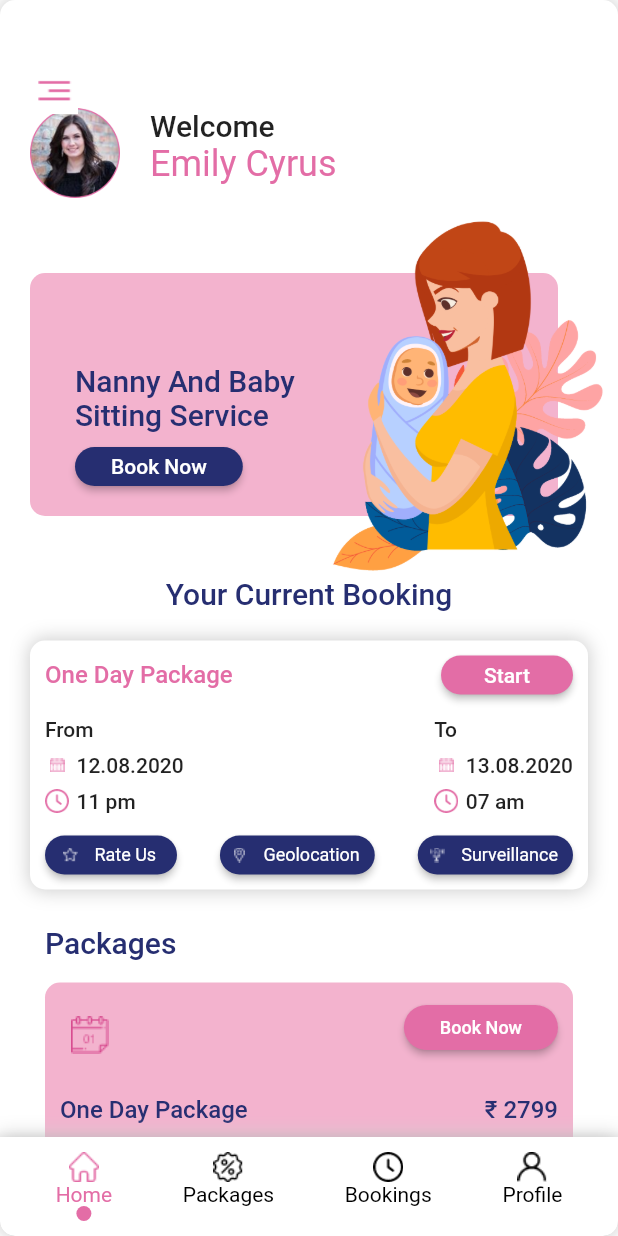
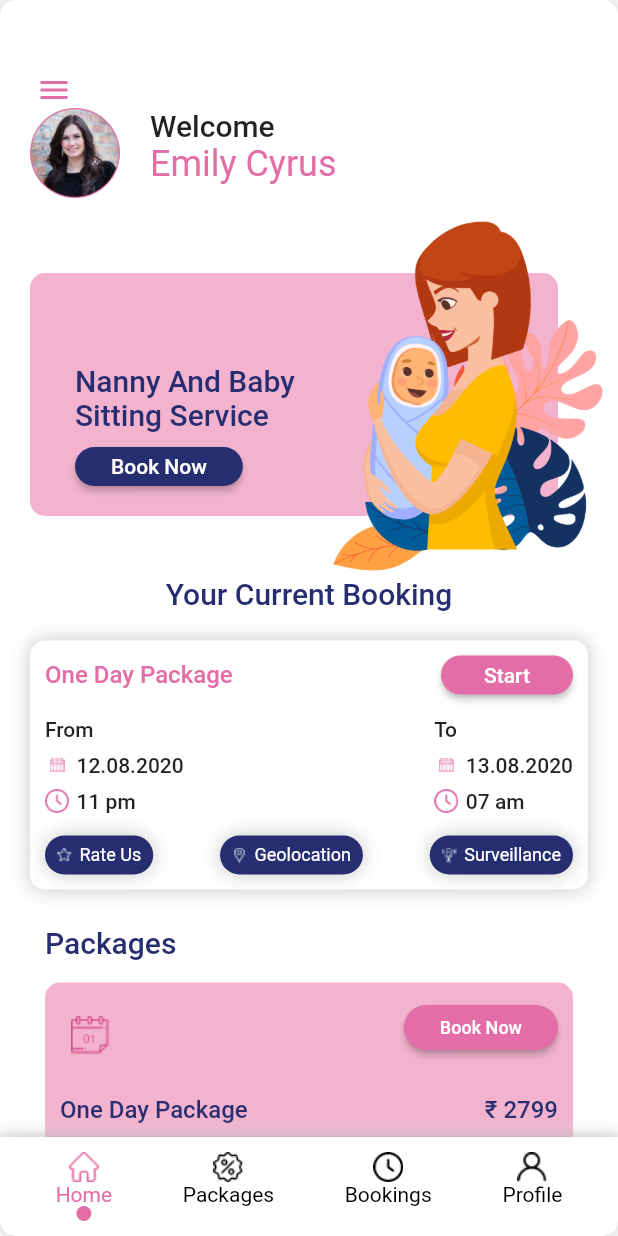
Before and after one commit to amitjangid80/child_care_cart_geek, a Flutter app: the HomeScreen screen opened by its route, on a phone screen of 412 x 824 dp. Run offline on Flutter 3.47's test engine with Material 2 defaults, Android fonts, the phone set to English and light mode, and no system bars.

Commit message:
1. Changes in Code and UI.

```diff
--- a/lib/screens/home_screen.dart
+++ b/lib/screens/home_screen.dart
@@ -2,7 +2,6 @@
 
 import 'package:flutter/material.dart';
 import 'package:ui_sample/app_theme.dart';
-import 'package:ui_sample/utils/constants.dart';
 import 'package:ui_sample/widgets/all_packges.dart';
 import 'package:ui_sample/widgets/bottom_navigation_bar.dart';
 import 'package:ui_sample/widgets/drawer_data.dart';
@@ -31,12 +30,12 @@ class _HomeScreenState extends State<HomeScreen> with SingleTickerProviderStateM
 
   @override
   Widget build(BuildContext context) {
-    final rightSlide = MediaQuery.of(context).size.width * 0.6;
+    final _rightSlide = MediaQuery.of(context).size.width * 0.6;
 
     return AnimatedBuilder(
       animation: _animationController,
       builder: (context, child) {
-        double _slide = rightSlide * _animationController.value;
+        double _slide = _rightSlide * _animationController.value;
         double _scale = 1 - (_animationController.value * 0.3);
 
         return Stack(
@@ -59,15 +58,18 @@ class _HomeScreenState extends State<HomeScreen> with SingleTickerProviderStateM
                     appBar: PreferredSize(
                       preferredSize: Size.fromHeight(72),
                       child: Container(
-                        padding: EdgeInsets.only(top: 36, left: 12, right: 12, bottom: 12),
+                        padding: EdgeInsets.only(top: 36, left: 12, right: 12, bottom: 0),
                         child: Column(
                           mainAxisAlignment: MainAxisAlignment.start,
                           crossAxisAlignment: CrossAxisAlignment.start,
                           children: [
                             IconButton(
                               onPressed: () => _toggleAnimation(),
-                              icon: Image(image: AssetImage(kHamBurgerIcon)),
-                              // icon: AnimatedIcon(icon: AnimatedIcons.menu_close, progress: _animationController),
+                              icon: AnimatedIcon(
+                                color: kPrimaryColor,
+                                icon: AnimatedIcons.menu_close,
+                                progress: _animationController,
+                              ),
                             ),
                           ],
                         ),
--- a/lib/widgets/your_current_booking.dart
+++ b/lib/widgets/your_current_booking.dart
@@ -58,51 +58,44 @@ class YourCurrentBooking extends StatelessWidget {
                 crossAxisAlignment: CrossAxisAlignment.center,
                 mainAxisAlignment: MainAxisAlignment.spaceBetween,
                 children: [
-                  Container(
-                    height: 26,
-                    child: RaisedButton.icon(
-                      onPressed: () {},
-                      color: kTextColor,
-                      padding: const EdgeInsets.only(left: 5, right: 10),
-                      icon: Image(width: 16, height: 16, color: Colors.white, image: AssetImage(kStarIcon)),
-                      label: Text(
-                        kRateUs,
-                        style: Theme.of(context).textTheme.bodyText2.copyWith(fontSize: 12, color: Colors.white),
-                      ),
-                    ),
-                  ),
-                  Container(
-                    height: 26,
-                    child: RaisedButton.icon(
-                      onPressed: () {},
-                      color: kTextColor,
-                      padding: const EdgeInsets.only(left: 5, right: 10),
-                      icon: Image(width: 16, height: 16, color: Colors.white, image: AssetImage(kLocationPinIcon)),
-                      label: Text(
-                        kGeoLocation,
-                        style: Theme.of(context).textTheme.bodyText2.copyWith(fontSize: 12, color: Colors.white),
-                      ),
-                    ),
-                  ),
-                  Container(
-                    height: 26,
-                    child: RaisedButton.icon(
-                      onPressed: () {},
-                      color: kTextColor,
-                      padding: const EdgeInsets.only(left: 5, right: 10),
-                      icon: Image(width: 16, height: 16, color: Colors.white, image: AssetImage(kRadioIcon)),
-                      label: Text(
-                        kSurveillance,
-                        style: Theme.of(context).textTheme.bodyText2.copyWith(fontSize: 12, color: Colors.white),
-                      ),
-                    ),
-                  ),
+                  _CustomButton(icon: kStarIcon, text: kRateUs),
+                  _CustomButton(icon: kLocationPinIcon, text: kGeoLocation),
+                  _CustomButton(icon: kRadioIcon, text: kSurveillance),
                 ],
               ),
             ],
           ),
         ),
       ],
+    );
+  }
+}
+
+class _CustomButton extends StatelessWidget {
+  final String icon, text;
+
+  _CustomButton({@required this.icon, @required this.text});
+
+  @override
+  Widget build(BuildContext context) {
+    return Container(
+      height: 26,
+      padding: const EdgeInsets.symmetric(horizontal: 8),
+      decoration: BoxDecoration(
+        color: kTextColor,
+        borderRadius: BorderRadius.circular(30),
+        boxShadow: [BoxShadow(color: kGreyColor, blurRadius: 10, spreadRadius: 0.5)],
+      ),
+      child: Row(
+        mainAxisSize: MainAxisSize.max,
+        mainAxisAlignment: MainAxisAlignment.center,
+        crossAxisAlignment: CrossAxisAlignment.center,
+        children: [
+          Image(width: 10, height: 10, image: AssetImage(icon)),
+          const SizedBox(width: 5),
+          Text(text, style: Theme.of(context).textTheme.bodyText2.copyWith(fontSize: 12, color: Colors.white)),
+        ],
+      ),
     );
   }
 }
```
